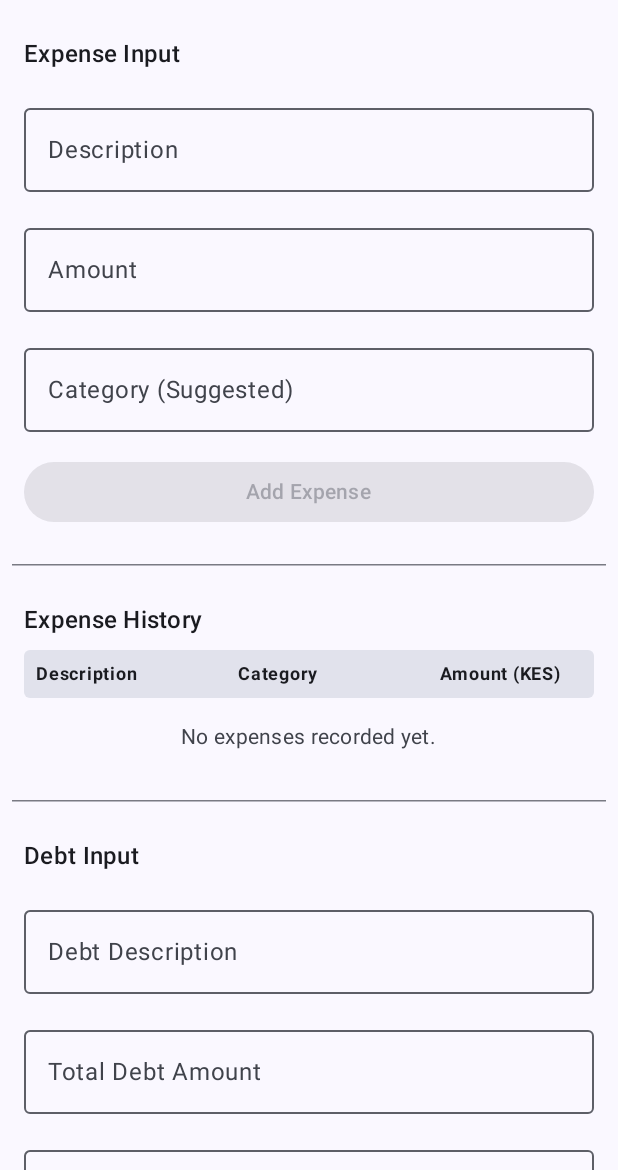
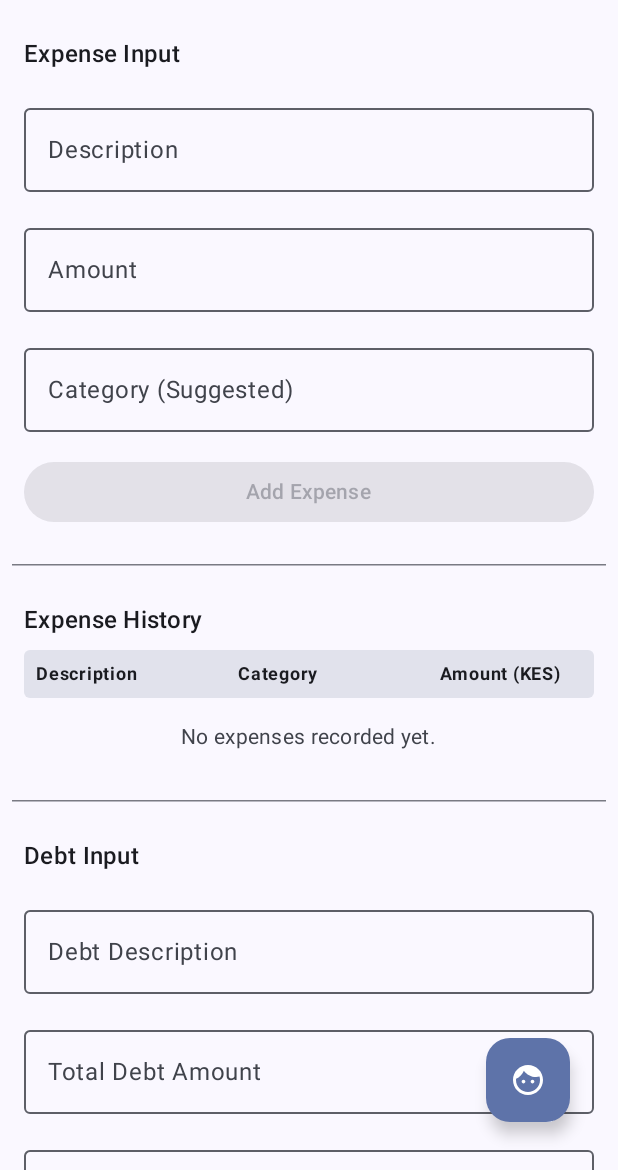
Before and after one commit to mutaician/SmartBudget, an Android app built with Jetpack Compose: the screen it shows after launch (MainActivity), on a phone screen of 412 x 824 dp, the part 66-1236 px from its top. Run offline under Robolectric (Android 15) with nearby library versions, the phone set to English and light mode, and no system bars; libraries missing offline, so code that uses them is left out: com.google.ai.client.

Commit message:
Enhance Finance Dashboard: Integrate navigation and add chat functionality

```diff
--- a/app/build.gradle.kts
+++ b/app/build.gradle.kts
@@ -60,4 +60,7 @@ dependencies {
     androidTestImplementation(libs.androidx.ui.test.junit4)
     debugImplementation(libs.androidx.ui.tooling)
     debugImplementation(libs.androidx.ui.test.manifest)
+
+    implementation(libs.androidx.navigation.compose)
+    implementation (libs.androidx.material.icons.extended)
 }
--- a/app/src/main/java/com/example/smartbudget/FinanceDashboardScreen.kt
+++ b/app/src/main/java/com/example/smartbudget/FinanceDashboardScreen.kt
@@ -1,5 +1,6 @@
 package com.example.smartbudget
 
+import androidx.compose.foundation.ScrollState
 import androidx.compose.foundation.background
 import androidx.compose.foundation.layout.Box
 import androidx.compose.foundation.layout.Column
@@ -14,17 +15,20 @@ import androidx.compose.foundation.text.KeyboardOptions
 import androidx.compose.foundation.verticalScroll
 import androidx.compose.material.icons.Icons
 import androidx.compose.material.icons.filled.DateRange
+import androidx.compose.material.icons.filled.Face
 import androidx.compose.material3.Button
 import androidx.compose.material3.CircularProgressIndicator
 import androidx.compose.material3.DatePicker
 import androidx.compose.material3.DatePickerDialog
 import androidx.compose.material3.Divider
 import androidx.compose.material3.ExperimentalMaterial3Api
+import androidx.compose.material3.FloatingActionButton
 import androidx.compose.material3.HorizontalDivider
 import androidx.compose.material3.Icon
 import androidx.compose.material3.IconButton
 import androidx.compose.material3.MaterialTheme
 import androidx.compose.material3.OutlinedTextField
+import androidx.compose.material3.Scaffold
 import androidx.compose.material3.Text
 import androidx.compose.material3.TextButton
 import androidx.compose.material3.rememberDatePickerState
@@ -56,15 +60,31 @@ import java.util.Locale
 
 @Composable
 fun FinanceDashboardScreen(
-    financeViewModel: FinanceViewModel = viewModel()
+    financeViewModel: FinanceViewModel,
+    onNavigateToChat: () -> Unit
 ) {
     val scrollState = rememberScrollState()
+
+    Scaffold(
+        modifier = Modifier.fillMaxSize(),
+        floatingActionButton = {
+            FloatingActionButton(
+                onClick = onNavigateToChat,
+                modifier = Modifier.padding(16.dp)
+            ) {
+                Icon(
+                    imageVector = Icons.Default.Face,
+                    contentDescription = "Chat with AI"
+                )
+            }
+        }
+    ) { paddingValues ->
 
         Column(
             modifier = Modifier
                 .fillMaxSize()
                 .verticalScroll(scrollState)
-            .padding(bottom = 24.dp)
+                .padding(paddingValues)
         ) {
             DashboardHeader()
             ExpenseInputSection(financeViewModel)
@@ -81,6 +101,7 @@ fun FinanceDashboardScreen(
             loadTestData(financeViewModel)
             SectionDivider()
             AIAnalysisSection(financeViewModel, scrollState)
+        }
     }
 }
 
@@ -583,7 +604,7 @@ private fun loadTestData(financeViewModel: FinanceViewModel) {
 }
 
 @Composable
-private fun AIAnalysisSection(financeViewModel: FinanceViewModel, scrollState: androidx.compose.foundation.ScrollState) {
+private fun AIAnalysisSection(financeViewModel: FinanceViewModel, scrollState: ScrollState) {
     var aiAnalysisResult by rememberSaveable { mutableStateOf("") }
     var isLoadingAnalysis by remember { mutableStateOf(false) }
     var aiSectionOffset by remember { mutableStateOf(0f) }
@@ -646,5 +667,8 @@ private fun AIAnalysisSection(financeViewModel: FinanceViewModel, scrollState: a
 @Preview(showSystemUi = true)
 @Composable
 fun FinanceDashboardScreenPreview() {
-    FinanceDashboardScreen()
+    FinanceDashboardScreen(
+        onNavigateToChat = {},
+        financeViewModel = TODO()
+    )
 }
--- a/app/src/main/java/com/example/smartbudget/MainActivity.kt
+++ b/app/src/main/java/com/example/smartbudget/MainActivity.kt
@@ -6,7 +6,13 @@ import androidx.activity.compose.setContent
 import androidx.compose.foundation.layout.fillMaxSize
 import androidx.compose.material3.MaterialTheme
 import androidx.compose.material3.Surface
+import androidx.compose.material3.Text
+import androidx.compose.runtime.Composable
 import androidx.compose.ui.Modifier
+import androidx.lifecycle.viewmodel.compose.viewModel
+import androidx.navigation.compose.NavHost
+import androidx.navigation.compose.composable
+import androidx.navigation.compose.rememberNavController
 import com.example.smartbudget.ui.theme.SmartBudgetTheme
 
 class MainActivity : ComponentActivity() {
@@ -14,14 +20,36 @@ class MainActivity : ComponentActivity() {
         super.onCreate(savedInstanceState)
         setContent {
             SmartBudgetTheme {
-                // A surface container using the 'background' color from the theme
-                Surface(
+                Surface (
                     modifier = Modifier.fillMaxSize(),
-                    color = MaterialTheme.colorScheme.background,
+                    color = MaterialTheme.colorScheme.background
                 ) {
-                    FinanceDashboardScreen()
+                    SmartBudgetApp()
                 }
             }
         }
     }
 }
+
+@Composable
+fun SmartBudgetApp() {
+    val navController = rememberNavController()
+    val financeViewModel: FinanceViewModel = viewModel()
+    NavHost(
+        navController = navController,
+        startDestination = "dashboard"
+    ) {
+        composable("dashboard") {
+            FinanceDashboardScreen(
+                financeViewModel = financeViewModel,
+                onNavigateToChat = { navController.navigate("chat") }
+            )
+        }
+        composable("chat") {
+            ChatScreen(
+                onBack = { navController.popBackStack() },
+                financeViewModel = financeViewModel
+            )
+        }
+    }
+}
--- a/gradle/libs.versions.toml
+++ b/gradle/libs.versions.toml
@@ -11,9 +11,13 @@ activityCompose = "1.10.0"
 composeBom = "2024.04.01"
 generativeai = "0.9.0"
 googleAndroidLibrariesMapsplatformSecretsGradlePlugin = "2.0.1"
+materialIconsExtended = "1.6.6"
+navigationCompose = "2.8.8"
 
 [libraries]
 androidx-core-ktx = { group = "androidx.core", name = "core-ktx", version.ref = "coreKtx" }
+androidx-material-icons-extended = { module = "androidx.compose.material:material-icons-extended", version.ref = "materialIconsExtended" }
+androidx-navigation-compose = { module = "androidx.navigation:navigation-compose", version.ref = "navigationCompose" }
 junit = { group = "junit", name = "junit", version.ref = "junit" }
 androidx-junit = { group = "androidx.test.ext", name = "junit", version.ref = "junitVersion" }
 androidx-espresso-core = { group = "androidx.test.espresso", name = "espresso-core", version.ref = "espressoCore" }
```
Also changed, not shown: app/src/main/java/com/example/smartbudget/FinanceViewModel.kt (+51 -4 lines). Lines whose indentation alone changed are shown as unchanged.
